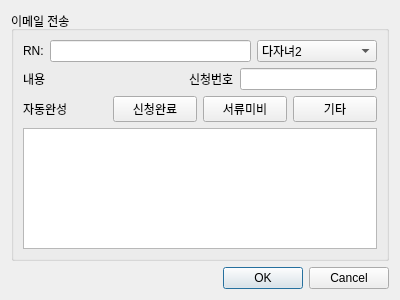
Glen-Lee-glitch/new_viewer, file ui/mail_dialog.ui: the form before one commit.
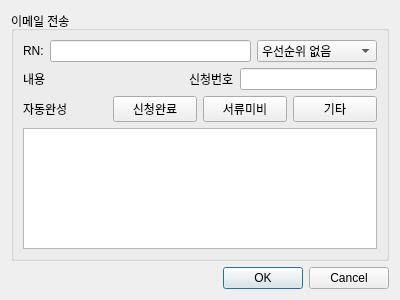
The form after the commit.

Commit message:
feat: 우선순위에 따른 자동완성 텍스트 동적 생성
- priority_comboBox 선택값에 따라 자동완성 텍스트 조건부 생성
- _get_priority_text() 메서드 추가로 우선순위 텍스트 추출
- '우선순위 없음' 선택 시: '#123 신청이 완료되었습니다.'
- 기타 우선순위 선택 시: '#123 다자녀2 신청이 완료되었습니다.' 형태로 출력

What changed in the file:
```diff
--- a/ui/mail_dialog.ui
+++ b/ui/mail_dialog.ui
@@ -33,7 +33,12 @@
          <widget class="QLineEdit" name="RN_lineEdit"/>
         </item>
         <item>
-         <widget class="QComboBox" name="comboBox">
+         <widget class="QComboBox" name="priority_comboBox">
+          <item>
+           <property name="text">
+            <string>우선순위 없음</string>
+           </property>
+          </item>
           <item>
            <property name="text">
             <string>다자녀2</string>
```
The commit also changes 1 other file.
